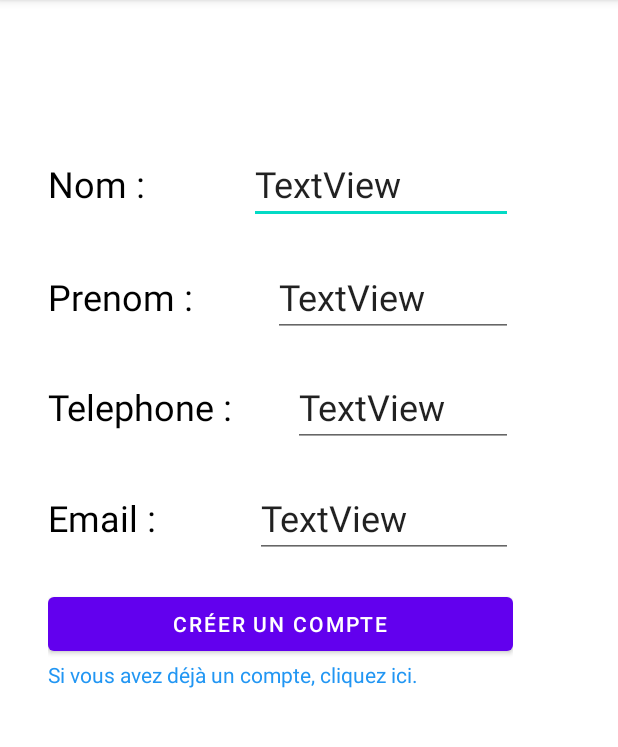
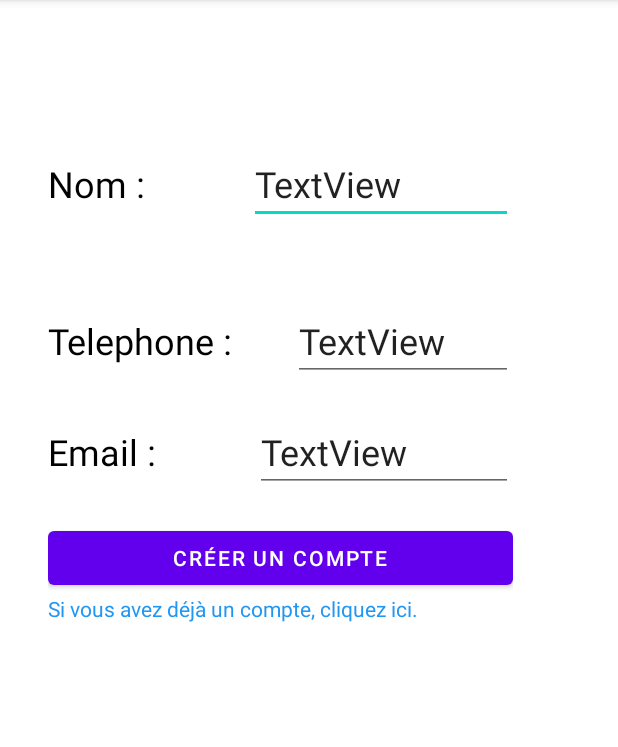
Before and after one commit to NassOuegh/GestiBank, an Android app: the screen it shows after launch (CreationCompte), after a tap on "ACCÉDER À MES COMPTES", on a phone screen of 412 x 824 dp, the part 84-831 px from its top. Run offline under Robolectric (Android 15) with nearby library versions, the phone set to English and light mode, and no system bars.

Commit message:
inscription nullpointerexception

```diff
--- a/app/build.gradle
+++ b/app/build.gradle
@@ -36,4 +36,7 @@ dependencies {
     testImplementation 'junit:junit:4.+'
     androidTestImplementation 'androidx.test.ext:junit:1.1.2'
     androidTestImplementation 'androidx.test.espresso:espresso-core:3.3.0'
+    implementation 'com.squareup.retrofit2:retrofit:2.4.0'
+    implementation 'com.squareup.retrofit2:converter-gson:2.4.0'
+    implementation 'com.google.code.gson:gson:2.6.1'
 }
--- a/app/src/main/AndroidManifest.xml
+++ b/app/src/main/AndroidManifest.xml
@@ -1,8 +1,9 @@
 <?xml version="1.0" encoding="utf-8"?>
 <manifest xmlns:android="http://schemas.android.com/apk/res/android"
     package="com.example.gestibank">
-
+    <uses-permission android:name="android.permission.INTERNET"/>
     <application
+        android:usesCleartextTraffic="true"
         android:allowBackup="true"
         android:icon="@mipmap/ic_launcher"
         android:label="@string/app_name"
--- a/app/src/main/java/com/example/gestibank/Connexion.java
+++ b/app/src/main/java/com/example/gestibank/Connexion.java
@@ -4,6 +4,7 @@ import androidx.appcompat.app.AppCompatActivity;
 
 import android.os.Bundle;
 import android.widget.EditText;
+import android.widget.Toast;
 
 public class Connexion extends AppCompatActivity {
 
--- /dev/null
+++ b/app/src/main/java/com/example/gestibank/remote/APIUtils.java
@@ -0,0 +1,14 @@
+package com.example.gestibank.remote;
+
+public class APIUtils {
+
+    private APIUtils(){
+    };
+
+    public static final String API_URL = "http://192.168.1.54:81/users/";
+
+    public static clientService getClientService(){
+        return RetrofitClient.getClient(API_URL).create(clientService.class);
+    }
+
+}
--- /dev/null
+++ b/app/src/main/java/com/example/gestibank/remote/RetrofitClient.java
@@ -0,0 +1,20 @@
+package com.example.gestibank.remote;
+
+import retrofit2.Retrofit;
+import retrofit2.converter.gson.GsonConverterFactory;
+
+public class RetrofitClient {
+
+    private static Retrofit retrofit = null;
+
+    public static Retrofit getClient(String url){
+        if(retrofit == null){
+            retrofit = new Retrofit.Builder().baseUrl(url)
+                    .addConverterFactory(GsonConverterFactory.create())
+                    .build();
+        }
+
+        return retrofit;
+    }
+
+}
--- /dev/null
+++ b/app/src/main/java/com/example/gestibank/remote/clientService.java
@@ -0,0 +1,28 @@
+package com.example.gestibank.remote;
+
+import com.example.gestibank.models.client;
+
+import java.util.List;
+
+import retrofit2.Call;
+import retrofit2.http.Body;
+import retrofit2.http.DELETE;
+import retrofit2.http.GET;
+import retrofit2.http.POST;
+import retrofit2.http.PUT;
+import retrofit2.http.Path;
+
+public interface clientService {
+
+    @GET("list/")
+    Call<List<client>> getClients();
+
+    @POST("add/")
+    Call<client> addClient(@Body client client);
+
+    @PUT("update/{id}")
+    Call<client> updateClient(@Path("id") int id, @Body client client);
+
+    @DELETE("delete/{id}")
+    Call<client> deleteClient(@Path("id") int id);
+}
--- a/app/src/main/res/layout/activity_creation_compte.xml
+++ b/app/src/main/res/layout/activity_creation_compte.xml
@@ -31,7 +31,7 @@
                 android:textSize="24sp" />
 
             <EditText
-                android:id="@+id/textView6"
+                android:id="@+id/nameView"
                 android:layout_width="wrap_content"
                 android:layout_height="wrap_content"
                 android:layout_weight="1"
@@ -41,26 +41,8 @@
 
         <LinearLayout
             android:layout_width="match_parent"
-            android:layout_height="73dp"
-            android:orientation="horizontal">
-
-            <TextView
-                android:id="@+id/textView7"
-                android:layout_width="wrap_content"
-                android:layout_height="wrap_content"
-                android:layout_weight="1"
-                android:text="Prenom :"
-                android:textColor="#000000"
-                android:textSize="24sp" />
-
-            <EditText
-                android:id="@+id/textView8"
-                android:layout_width="wrap_content"
-                android:layout_height="wrap_content"
-                android:layout_weight="1"
-                android:text="TextView"
-                android:textSize="24sp" />
-        </LinearLayout>
+            android:layout_height="29dp"
+            android:orientation="horizontal" />
 
         <LinearLayout
             android:layout_width="match_parent"
@@ -77,7 +59,7 @@
                 android:textSize="24sp" />
 
             <EditText
-                android:id="@+id/textView10"
+                android:id="@+id/telView"
                 android:layout_width="wrap_content"
                 android:layout_height="wrap_content"
                 android:layout_weight="1"
@@ -100,7 +82,7 @@
                 android:textSize="24sp" />
 
             <EditText
-                android:id="@+id/textView12"
+                android:id="@+id/mailView"
                 android:layout_width="wrap_content"
                 android:layout_height="wrap_content"
                 android:layout_weight="1"
@@ -112,6 +94,7 @@
             android:id="@+id/button4"
             android:layout_width="match_parent"
             android:layout_height="wrap_content"
+            android:onClick="getclientsList"
             android:text="Créer un compte" />
 
         <TextView
```
Also changed, not shown: app/src/main/java/com/example/gestibank/CreationCompte.java (+96 -0 lines), app/src/main/java/com/example/gestibank/models/client.java (added, +78 -0 lines).
